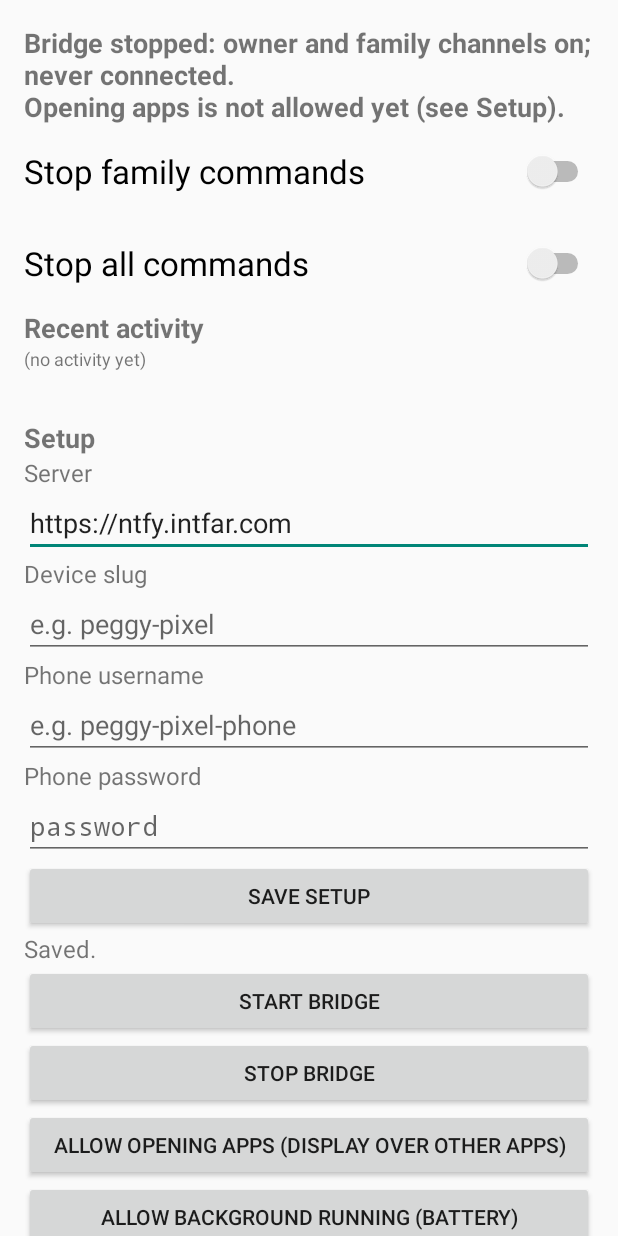
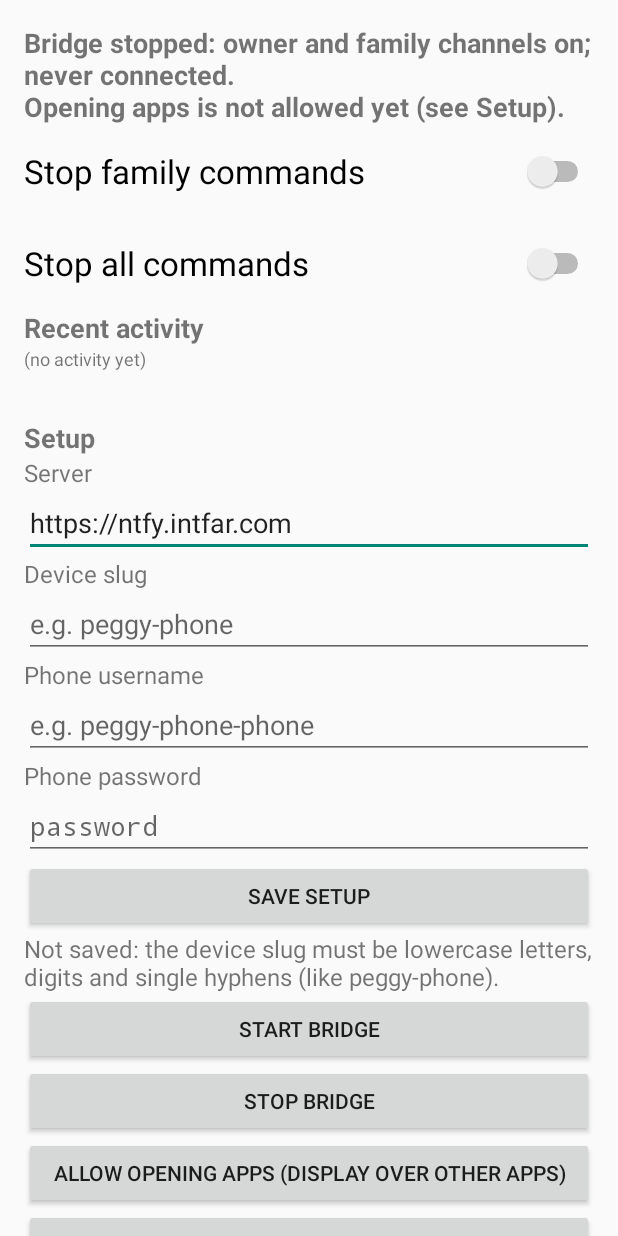
Before and after one commit to cmeans/muse-android-bridge, an Android app: the screen it shows after launch (MainActivity), after a tap on "SAVE SETUP", on a phone screen of 412 x 824 dp. Run offline under Robolectric (Android 15) with nearby library versions, the phone set to English and light mode, and no system bars.

Commit message:
Pre-QA r5 fixes: slug validation, release HTTPS guard covers every source set
- Save setup refuses a device slug that isn't PROTOCOL §2.1's lowercase,
  hyphen-separated form (isValidSlug, ChannelTest): a space, comma or
  slash would break the topics or the subscribe URL. Hints use
  PROTOCOL's peggy-phone example.
- ReleaseNetworkTest checks every source set a release build can use
  (src/release included), and fails if it can't find src/main.
- app/build.gradle declares the manifests and res/xml files as unit-test
  inputs, so adding one re-runs the tests instead of leaving
  testDebugUnitTest UP-TO-DATE.

Co-Authored-By: Claude Opus 5.5 <noreply@anthropic.com>

```diff
--- a/app/android/app/src/main/java/org/intfar/mabridge/MainActivity.kt
+++ b/app/android/app/src/main/java/org/intfar/mabridge/MainActivity.kt
@@ -20,6 +20,7 @@ import java.io.File
 import java.text.SimpleDateFormat
 import java.util.Date
 import java.util.Locale
+import org.intfar.mabridge.protocol.isValidSlug
 
 /**
  * The owner's screen (PROTOCOL.md §7): what's on, two large STOP switches,
@@ -74,9 +75,9 @@ class MainActivity : Activity() {
         root.addView(label("Server"))
         val server = field("server", "https://ntfy.example.com", "https://ntfy.intfar.com").also { root.addView(it) }
         root.addView(label("Device slug"))
-        val slug = field("slug", "e.g. peggy-pixel").also { root.addView(it) }
+        val slug = field("slug", "e.g. peggy-phone").also { root.addView(it) }
         root.addView(label("Phone username"))
-        val user = field("username", "e.g. peggy-pixel-phone").also { root.addView(it) }
+        val user = field("username", "e.g. peggy-phone-phone").also { root.addView(it) }
 
         val creds = CredentialStore(this)
         root.addView(label("Phone password"))
@@ -91,9 +92,14 @@ class MainActivity : Activity() {
         root.addView(Button(this).apply {
             text = "Save setup"
             setOnClickListener {
+                val slugText = slug.text.toString().trim()
+                if (!isValidSlug(slugText)) {
+                    setupResult.text = "Not saved: the device slug must be lowercase letters, digits and single hyphens (like peggy-phone)."
+                    return@setOnClickListener
+                }
                 prefs.edit()
                     .putString("server", server.text.toString().trim())
-                    .putString("slug", slug.text.toString().trim())
+                    .putString("slug", slugText)
                     .putString("username", user.text.toString().trim())
                     .apply()
                 if (pwField.text.isNotEmpty()) {
--- a/app/android/app/src/main/java/org/intfar/mabridge/protocol/Channel.kt
+++ b/app/android/app/src/main/java/org/intfar/mabridge/protocol/Channel.kt
@@ -8,6 +8,14 @@ enum class Channel(private val suffix: String) {
     fun topic(slug: String): String = "mab-$slug-$suffix"
 }
 
+/**
+ * A device slug per §2.1: lowercase letters and digits in hyphen-separated
+ * words, at most 40 characters. Anything else would break the topic names
+ * or the subscribe URL (a space, a comma, a slash).
+ */
+fun isValidSlug(slug: String): Boolean =
+    slug.length <= 40 && Regex("[a-z0-9]+(-[a-z0-9]+)*").matches(slug)
+
 /** The channel a command topic belongs to, or null for any other topic (§5). */
 fun channelForTopic(topic: String, slug: String): Channel? =
     Channel.values().firstOrNull { it.topic(slug) == topic }
```
Also changed, not shown: app/android/app/build.gradle (+8 -0 lines), 2 other files.
